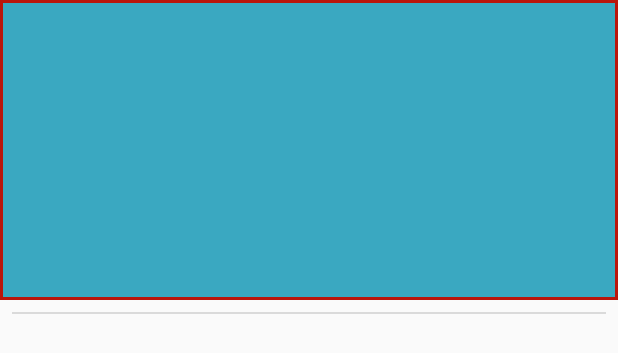
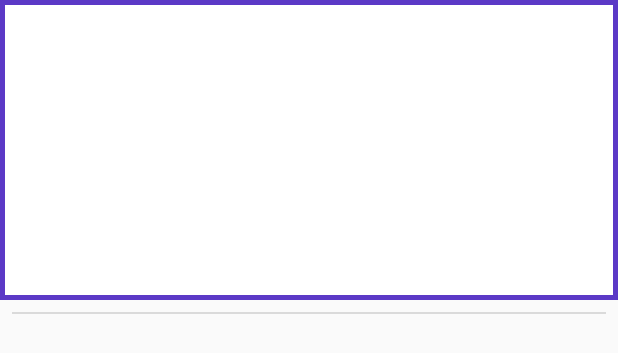
Before and after one commit to OSU-CS492-W19/final-project-final-project-team-23, an Android app: the layout search_result_item.xml on its own in the app's theme, with its tools: preview values and no code run, on a phone screen of 412 x 824 dp. Shown: the top 353 px of the screen. Run offline under Robolectric (Android 15) with nearby library versions, the phone set to English and light mode, and no system bars; network calls fail.

Commit message:
Updated border
Make interior white and border to match banner and nav drawer.

```diff
--- a/app/src/main/res/drawable/border.xml
+++ b/app/src/main/res/drawable/border.xml
@@ -2,8 +2,8 @@
 <selector xmlns:android="http://schemas.android.com/apk/res/android">
     <item>
         <shape android:shape="rectangle">
-            <solid android:color="#3aa8c1"/>
-            <stroke android:color="#ba160c" android:width="2dp"/>
+            <solid android:color="#ffffff"/>
+            <stroke android:color="#5b39c6" android:width="3dp"/>
         </shape>
     </item>
 </selector>
```
